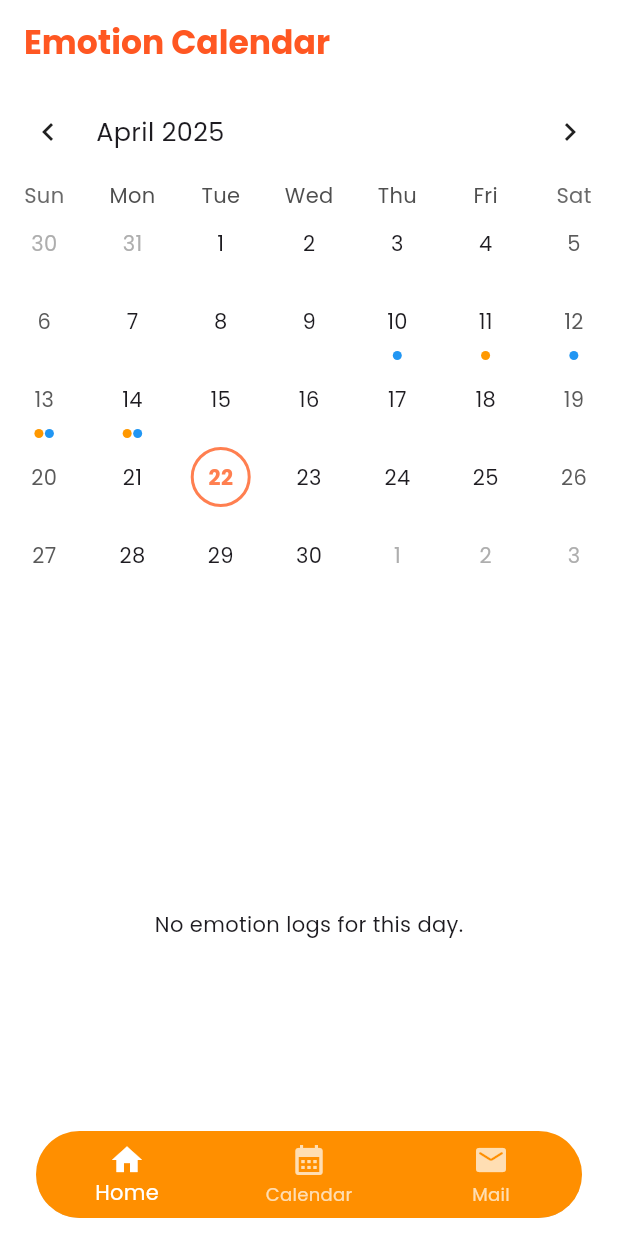
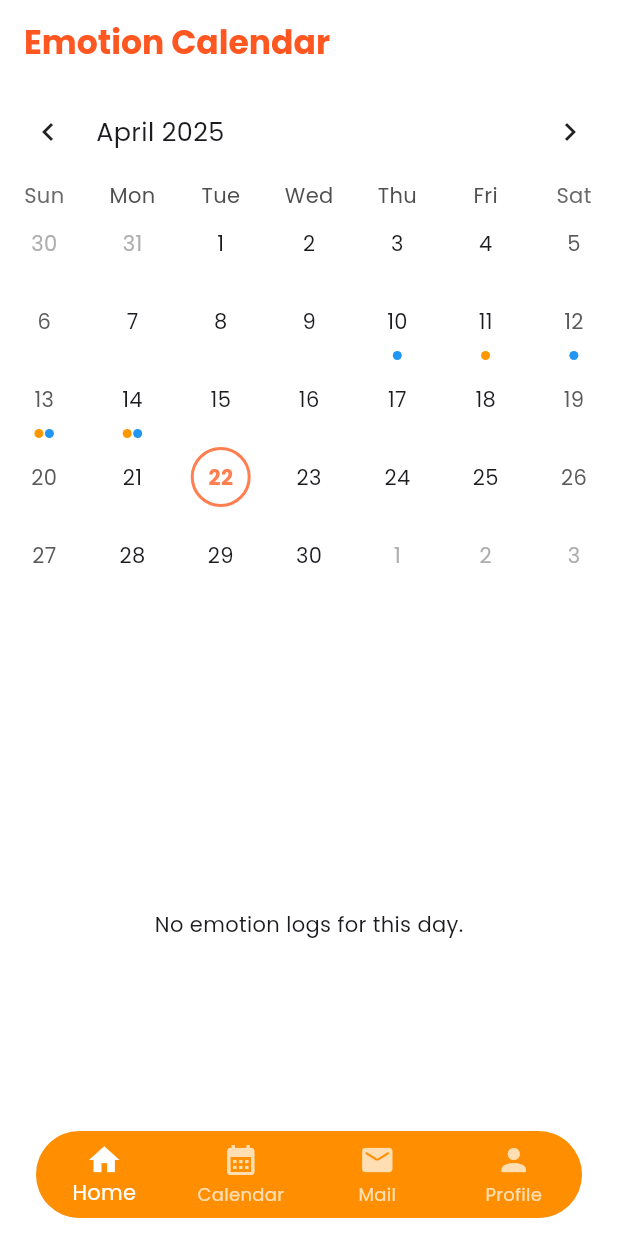
Before and after one commit to AndrewSebastianH/thesis-frontend, a Flutter app: the NavigationShell screen opened directly with empty values, item 2 of the bottom bar chosen, on a phone screen of 412 x 824 dp. Run offline on Flutter 3.47's test engine with Material 3 defaults, Android fonts, the phone set to English and light mode, and no system bars; drawn by our look-alikes of table_calendar; our stand-ins replace dio, flutter_dotenv, flutter_otp_text_field, go_router, google_fonts, shared_preferences; accounts and stored records are empty.

Commit message:
feat: added profile section to navigation bar

```diff
--- a/thesis_frontend/lib/widgets/navigation_shell.dart
+++ b/thesis_frontend/lib/widgets/navigation_shell.dart
@@ -26,6 +26,9 @@ class _NavigationShellState extends State<NavigationShell> {
         break;
       case 2:
         context.go('/mail');
+        break;
+      case 3:
+        context.go('/profile');
         break;
     }
   }
@@ -57,6 +60,10 @@ class _NavigationShellState extends State<NavigationShell> {
                 icon: Icon(Icons.mail_rounded),
                 label: 'Mail',
               ),
+              BottomNavigationBarItem(
+                icon: Icon(Icons.person),
+                label: 'Profile',
+              ),
             ],
           ),
         ),
```
